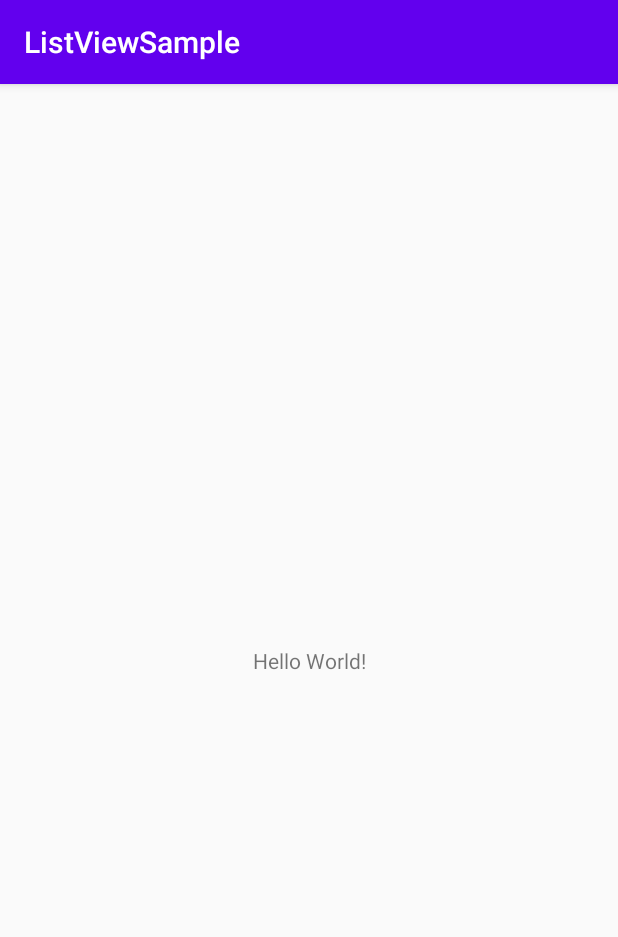
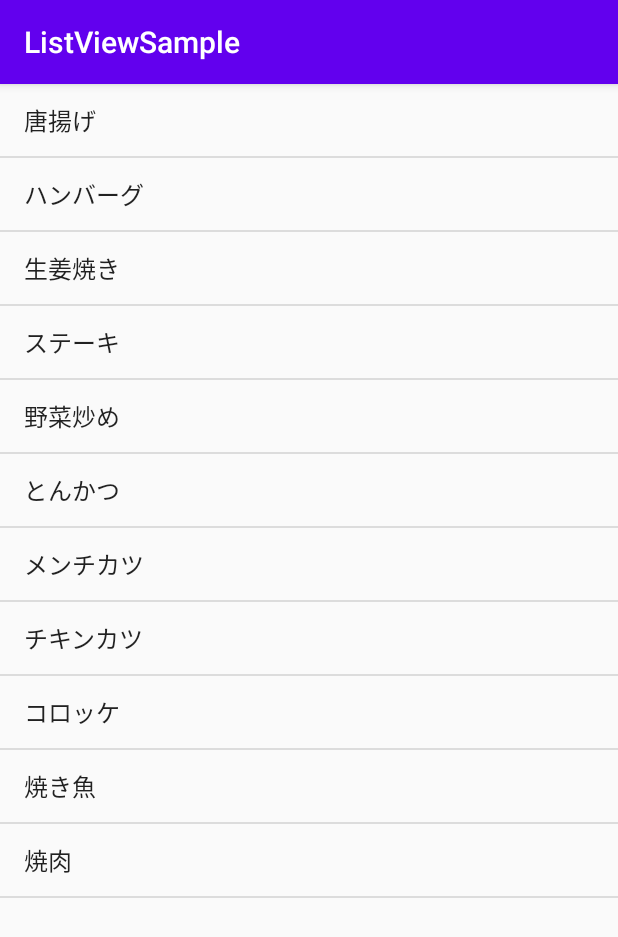
Before and after one commit to 17043003/ListViewSample, an Android app: the screen it shows after launch (MainActivity), on a phone screen of 412 x 824 dp. Shown: the top 937 px of the screen. Run offline under Robolectric (Android 15) with nearby library versions, the phone set to English and light mode, and no system bars.

Commit message:
add string array and ListView

```diff
--- a/app/src/main/res/layout/activity_main.xml
+++ b/app/src/main/res/layout/activity_main.xml
@@ -1,18 +1,7 @@
 <?xml version="1.0" encoding="utf-8"?>
-<androidx.constraintlayout.widget.ConstraintLayout xmlns:android="http://schemas.android.com/apk/res/android"
-    xmlns:app="http://schemas.android.com/apk/res-auto"
-    xmlns:tools="http://schemas.android.com/tools"
+<ListView
+    xmlns:android="http://schemas.android.com/apk/res/android"
+    android:id="@+id/lvMenu"
     android:layout_width="match_parent"
     android:layout_height="match_parent"
-    tools:context=".MainActivity">
-
-    <TextView
-        android:layout_width="wrap_content"
-        android:layout_height="wrap_content"
-        android:text="Hello World!"
-        app:layout_constraintBottom_toBottomOf="parent"
-        app:layout_constraintLeft_toLeftOf="parent"
-        app:layout_constraintRight_toRightOf="parent"
-        app:layout_constraintTop_toTopOf="parent" />
-
-</androidx.constraintlayout.widget.ConstraintLayout>
+    android:entries="@array/lv_menu"/>
--- a/app/src/main/res/values/strings.xml
+++ b/app/src/main/res/values/strings.xml
@@ -1,3 +1,16 @@
 <resources>
     <string name="app_name">ListViewSample</string>
+    <string-array name="lv_menu">
+        <item>唐揚げ</item>
+        <item>ハンバーグ</item>
+        <item>生姜焼き</item>
+        <item>ステーキ</item>
+        <item>野菜炒め</item>
+        <item>とんかつ</item>
+        <item>メンチカツ</item>
+        <item>チキンカツ</item>
+        <item>コロッケ</item>
+        <item>焼き魚</item>
+        <item>焼肉</item>
+    </string-array>
 </resources>
```
